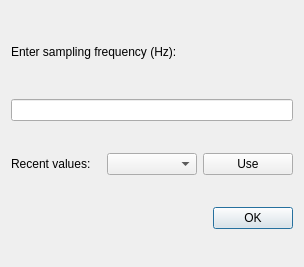
Qt form res/layout/dialog_frequency.ui (luphysics/PyMODA) before a commit.
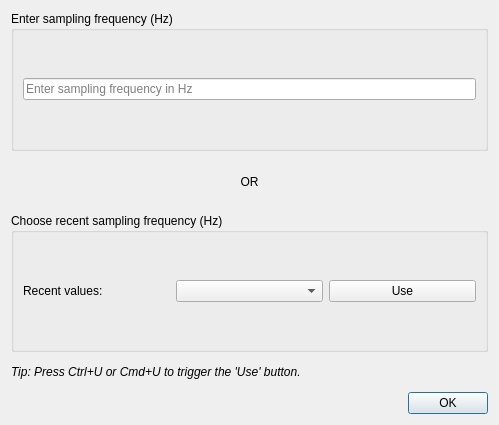
The same form after that commit.

Commit message: Add shortcut to trigger 'Use' in data and frequency dialogs

What changed in the file:
```diff
--- a/res/layout/dialog_frequency.ui
+++ b/res/layout/dialog_frequency.ui
@@ -6,31 +6,54 @@
    <rect>
     <x>0</x>
     <y>0</y>
-    <width>304</width>
-    <height>267</height>
+    <width>499</width>
+    <height>425</height>
    </rect>
   </property>
   <property name="windowTitle">
    <string>Frequency</string>
   </property>
-  <layout class="QVBoxLayout" name="verticalLayout">
+  <layout class="QVBoxLayout" name="verticalLayout" stretch="5,0,5,1,1">
+   <item>
+    <widget class="QGroupBox" name="verticalGroupBox">
+     <property name="title">
+      <string>Enter sampling frequency (Hz)</string>
+     </property>
+     <layout class="QVBoxLayout" name="verticalLayout_2">
+      <item>
+       <widget class="QLineEdit" name="edit_freq">
+        <property name="text">
+         <string/>
+        </property>
+        <property name="placeholderText">
+         <string>Enter sampling frequency in Hz</string>
+        </property>
+       </widget>
+      </item>
+     </layout>
+    </widget>
+   </item>
    <item>
     <widget class="QLabel" name="label">
-     <property name="maximumSize">
+     <property name="minimumSize">
       <size>
-       <width>16777215</width>
-       <height>30</height>
+       <width>0</width>
+       <height>50</height>
       </size>
      </property>
      <property name="text">
-      <string>Enter sampling frequency (Hz):</string>
+      <string>OR</string>
+     </property>
+     <property name="alignment">
+      <set>Qt::AlignCenter</set>
      </property>
     </widget>
    </item>
    <item>
-    <widget class="QLineEdit" name="edit_freq"/>
-   </item>
-   <item>
+    <widget class="QGroupBox" name="">
+     <property name="title">
+      <string>Choose recent sampling frequency (Hz)</string>
+     </property>
     <layout class="QHBoxLayout" name="horizontalLayout">
      <item>
       <widget class="QLabel" name="label_2">
@@ -50,6 +73,19 @@
       </widget>
      </item>
     </layout>
+    </widget>
+   </item>
+   <item>
+    <widget class="QLabel" name="label_3">
+     <property name="font">
+      <font>
+       <italic>true</italic>
+      </font>
+     </property>
+     <property name="text">
+      <string>Tip: Press Ctrl+U or Cmd+U to trigger the 'Use' button.</string>
+     </property>
+    </widget>
    </item>
    <item>
     <widget class="QDialogButtonBox" name="buttonBox">
```
Lines whose indentation alone changed are shown as unchanged. The commit also changes 4 other files.
